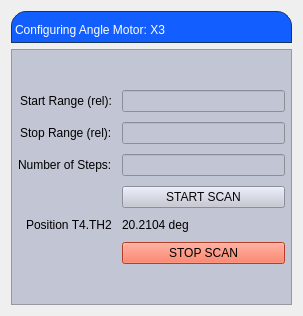
carogee/snd_screens, file angle_x3.ui: the form before one commit.
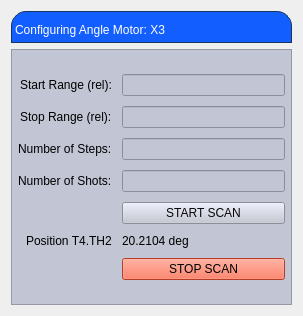
The form after the commit. Custom widgets are drawn as their Qt base class.

Commit message: add option to change nShots

The edit to the form file:
```diff
--- a/angle_x3.ui
+++ b/angle_x3.ui
@@ -87,7 +87,7 @@
            <number>6</number>
           </property>
           <item row="1" column="0">
-           <widget class="QLabel" name="label_2">
+           <widget class="QLabel" name="StartRange">
             <property name="text">
              <string>Start Range (rel):</string>
             </property>
@@ -122,13 +122,10 @@
             <property name="channel" stdset="0">
              <string/>
             </property>
-            <property name="displayFormat" stdset="0">
-             <enum>PyDMLineEdit::String</enum>
-            </property>
            </widget>
           </item>
           <item row="2" column="0">
-           <widget class="QLabel" name="label_3">
+           <widget class="QLabel" name="StopRange">
             <property name="text">
              <string>Stop Range (rel):</string>
             </property>
@@ -169,7 +166,7 @@
            </widget>
           </item>
           <item row="3" column="0">
-           <widget class="QLabel" name="label_4">
+           <widget class="QLabel" name="nSteps">
             <property name="text">
              <string>Number of Steps:</string>
             </property>
@@ -209,8 +206,8 @@
             </property>
            </widget>
           </item>
-          <item row="4" column="0">
-           <widget class="PyDMByteIndicator" name="PyDMByteIndicator">
+          <item row="5" column="0">
+           <widget class="PyDMByteIndicator" name="PyDMByteIndicator" native="true">
             <property name="toolTip">
              <string/>
             </property>
@@ -235,9 +232,6 @@
             <property name="circles" stdset="0">
              <bool>true</bool>
             </property>
-            <property name="labelPosition" stdset="0">
-             <enum>QTabWidget::South</enum>
-            </property>
             <property name="numBits" stdset="0">
              <number>1</number>
             </property>
@@ -251,7 +245,7 @@
             </property>
            </widget>
           </item>
-          <item row="4" column="1">
+          <item row="5" column="1">
            <widget class="PyDMPushButton" name="startButton">
             <property name="toolTip">
              <string/>
@@ -270,7 +264,7 @@
             </property>
            </widget>
           </item>
-          <item row="5" column="0">
+          <item row="6" column="0">
            <widget class="PyDMLabel" name="PyDMLabel">
             <property name="toolTip">
              <string/>
@@ -283,7 +277,7 @@
             </property>
            </widget>
           </item>
-          <item row="5" column="1">
+          <item row="6" column="1">
            <widget class="PyDMLabel" name="PyDMLabel_2">
             <property name="toolTip">
              <string/>
@@ -317,7 +311,7 @@
             </property>
            </widget>
           </item>
-          <item row="6" column="1">
+          <item row="7" column="1">
            <widget class="PyDMPushButton" name="stopButton">
             <property name="toolTip">
              <string/>
@@ -340,6 +334,16 @@
             </property>
            </widget>
           </item>
+          <item row="4" column="1">
+           <widget class="PyDMLineEdit" name="nShotsLineEdit"/>
+          </item>
+          <item row="4" column="0">
+           <widget class="QLabel" name="nShots">
+            <property name="text">
+             <string>Number of Shots:</string>
+            </property>
+           </widget>
+          </item>
          </layout>
         </item>
        </layout>
```
The commit also changes 6 other files.
